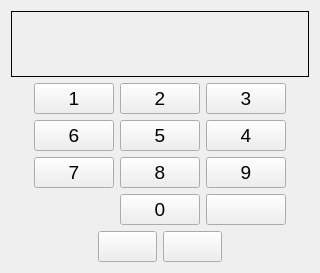
The window that phonescreen.ui (danmar/mobilephone2) describes before a commit, drawn with Qt 5.
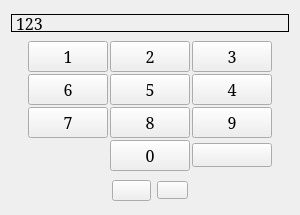
The same window after the commit. Icons and pictures are not drawn.

Diff of the .ui file:
```diff
--- a/phonescreen.ui
+++ b/phonescreen.ui
@@ -6,8 +6,8 @@
    <rect>
     <x>0</x>
     <y>0</y>
-    <width>320</width>
-    <height>273</height>
+    <width>300</width>
+    <height>215</height>
    </rect>
   </property>
   <property name="windowTitle">
@@ -18,16 +18,23 @@
     <layout class="QHBoxLayout" name="horizontalLayout_3">
      <item>
       <widget class="QLabel" name="label">
+       <property name="maximumSize">
+        <size>
+         <width>16777215</width>
+         <height>18</height>
+        </size>
+       </property>
        <property name="font">
         <font>
-         <pointsize>14</pointsize>
+         <family>Serif</family>
+         <pointsize>12</pointsize>
         </font>
        </property>
        <property name="frameShape">
         <enum>QFrame::Box</enum>
        </property>
        <property name="text">
-        <string/>
+        <string>123</string>
        </property>
       </widget>
      </item>
@@ -35,6 +42,9 @@
    </item>
    <item>
     <layout class="QHBoxLayout" name="horizontalLayout_2">
+     <property name="spacing">
+      <number>2</number>
+     </property>
      <item>
       <spacer name="horizontalSpacer_3">
        <property name="orientation">
@@ -50,11 +60,15 @@
      </item>
      <item>
       <layout class="QGridLayout" name="gridLayout">
+       <property name="spacing">
+        <number>2</number>
+       </property>
        <item row="1" column="0">
         <widget class="QPushButton" name="button6">
          <property name="font">
           <font>
-           <pointsize>14</pointsize>
+           <family>Serif</family>
+           <pointsize>12</pointsize>
           </font>
          </property>
          <property name="text">
@@ -66,7 +80,8 @@
         <widget class="QPushButton" name="button7">
          <property name="font">
           <font>
-           <pointsize>14</pointsize>
+           <family>Serif</family>
+           <pointsize>12</pointsize>
           </font>
          </property>
          <property name="text">
@@ -78,8 +93,8 @@
         <widget class="QPushButton" name="button2">
          <property name="font">
           <font>
-           <family>Cantarell</family>
-           <pointsize>14</pointsize>
+           <family>Serif</family>
+           <pointsize>12</pointsize>
           </font>
          </property>
          <property name="text">
@@ -91,8 +106,8 @@
         <widget class="QPushButton" name="button1">
          <property name="font">
           <font>
-           <family>Cantarell</family>
-           <pointsize>14</pointsize>
+           <family>Serif</family>
+           <pointsize>12</pointsize>
           </font>
          </property>
          <property name="text">
@@ -104,7 +119,8 @@
         <widget class="QPushButton" name="button3">
          <property name="font">
           <font>
-           <pointsize>14</pointsize>
+           <family>Serif</family>
+           <pointsize>12</pointsize>
           </font>
          </property>
          <property name="text">
@@ -116,7 +132,8 @@
         <widget class="QPushButton" name="button4">
          <property name="font">
           <font>
-           <pointsize>14</pointsize>
+           <family>Serif</family>
+           <pointsize>12</pointsize>
           </font>
          </property>
          <property name="text">
@@ -128,7 +145,8 @@
         <widget class="QPushButton" name="button5">
          <property name="font">
           <font>
-           <pointsize>14</pointsize>
+           <family>Serif</family>
+           <pointsize>12</pointsize>
           </font>
          </property>
          <property name="text">
@@ -140,7 +158,8 @@
         <widget class="QPushButton" name="button8">
          <property name="font">
           <font>
-           <pointsize>14</pointsize>
+           <family>Serif</family>
+           <pointsize>12</pointsize>
           </font>
          </property>
          <property name="text">
@@ -152,7 +171,8 @@
         <widget class="QPushButton" name="button9">
          <property name="font">
           <font>
-           <pointsize>14</pointsize>
+           <family>Serif</family>
+           <pointsize>12</pointsize>
           </font>
          </property>
          <property name="text">
@@ -164,7 +184,8 @@
         <widget class="QPushButton" name="button0">
          <property name="font">
           <font>
-           <pointsize>14</pointsize>
+           <family>Serif</family>
+           <pointsize>12</pointsize>
           </font>
          </property>
          <property name="text">
@@ -182,7 +203,8 @@
          </property>
          <property name="font">
           <font>
-           <pointsize>14</pointsize>
+           <family>Serif</family>
+           <pointsize>8</pointsize>
           </font>
          </property>
          <property name="text">
@@ -194,8 +216,8 @@
          </property>
          <property name="iconSize">
           <size>
-           <width>32</width>
-           <height>32</height>
+           <width>24</width>
+           <height>24</height>
           </size>
          </property>
         </widget>
@@ -236,7 +258,7 @@
       <widget class="QPushButton" name="buttonOk">
        <property name="font">
         <font>
-         <pointsize>14</pointsize>
+         <pointsize>8</pointsize>
         </font>
        </property>
        <property name="text">
@@ -248,8 +270,8 @@
        </property>
        <property name="iconSize">
         <size>
-         <width>32</width>
-         <height>32</height>
+         <width>24</width>
+         <height>24</height>
         </size>
        </property>
       </widget>
@@ -258,7 +280,7 @@
       <widget class="QPushButton" name="buttonHome">
        <property name="font">
         <font>
-         <pointsize>14</pointsize>
+         <pointsize>6</pointsize>
         </font>
        </property>
        <property name="text">
@@ -270,8 +292,8 @@
        </property>
        <property name="iconSize">
         <size>
-         <width>32</width>
-         <height>32</height>
+         <width>24</width>
+         <height>24</height>
         </size>
        </property>
       </widget>
```
Left out of the diff: 4 changed lines with no effect on the pictures.
